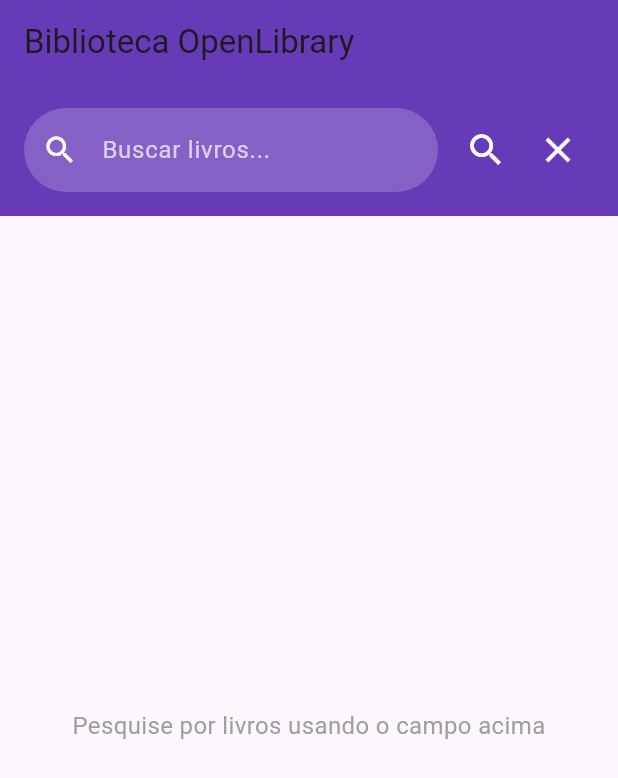
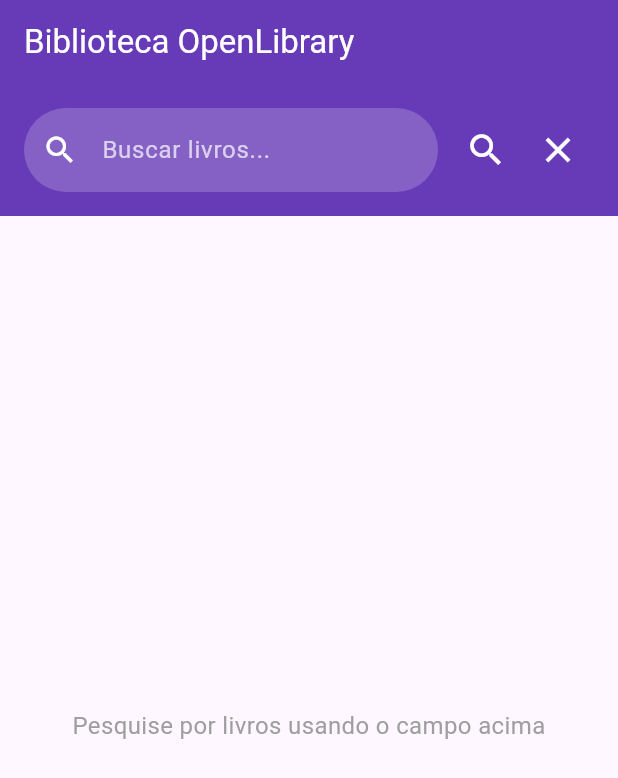
Before and after one commit to lucaslucindo/biblioteca-openlibrary, a Flutter app: the screen it shows after launch, on a phone screen of 412 x 824 dp. Shown: the top 778 px of the screen. Run offline on Flutter 3.47's test engine with Material 3 defaults, Android fonts, the phone set to English and light mode, and no system bars.

Commit message:
#4 alteração cor da AppBar text cor Branca

```diff
--- a/lib/screens/home_screen.dart
+++ b/lib/screens/home_screen.dart
@@ -34,7 +34,10 @@
   Widget build(BuildContext context) {
     return Scaffold(
       appBar: AppBar(
-        title: const Text('Biblioteca OpenLibrary'),
+        title: const Text(
+          'Biblioteca OpenLibrary',
+          style: TextStyle(color: Colors.white),
+        ),
         backgroundColor: Colors.deepPurple,
         elevation: 0,
       ),
```
